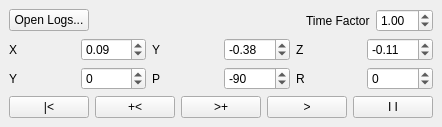
Qt form basestation/logplayer.ui (wpfhtl/octocopter) before a commit.
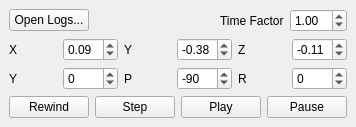
The same form after that commit.

What changed in the file:
```diff
--- a/basestation/logplayer.ui
+++ b/basestation/logplayer.ui
@@ -6,7 +6,7 @@
    <rect>
     <x>0</x>
     <y>0</y>
-    <width>226</width>
+    <width>241</width>
     <height>142</height>
    </rect>
   </property>
@@ -218,35 +218,28 @@
       <item>
        <widget class="QPushButton" name="mPushButtonRewind">
         <property name="text">
-         <string>|&lt;</string>
-        </property>
-       </widget>
-      </item>
-      <item>
-       <widget class="QPushButton" name="mPushButtonStepBack">
-        <property name="text">
-         <string>+&lt;</string>
+         <string>Rewind</string>
         </property>
        </widget>
       </item>
       <item>
        <widget class="QPushButton" name="mPushButtonStepForward">
         <property name="text">
-         <string>&gt;+</string>
+         <string>Step</string>
         </property>
        </widget>
       </item>
       <item>
        <widget class="QPushButton" name="mPushButtonPlay">
         <property name="text">
-         <string>&gt;</string>
+         <string>Play</string>
         </property>
        </widget>
       </item>
       <item>
        <widget class="QPushButton" name="mPushButtonPause">
         <property name="text">
-         <string>I I</string>
+         <string>Pause</string>
         </property>
        </widget>
       </item>
```
